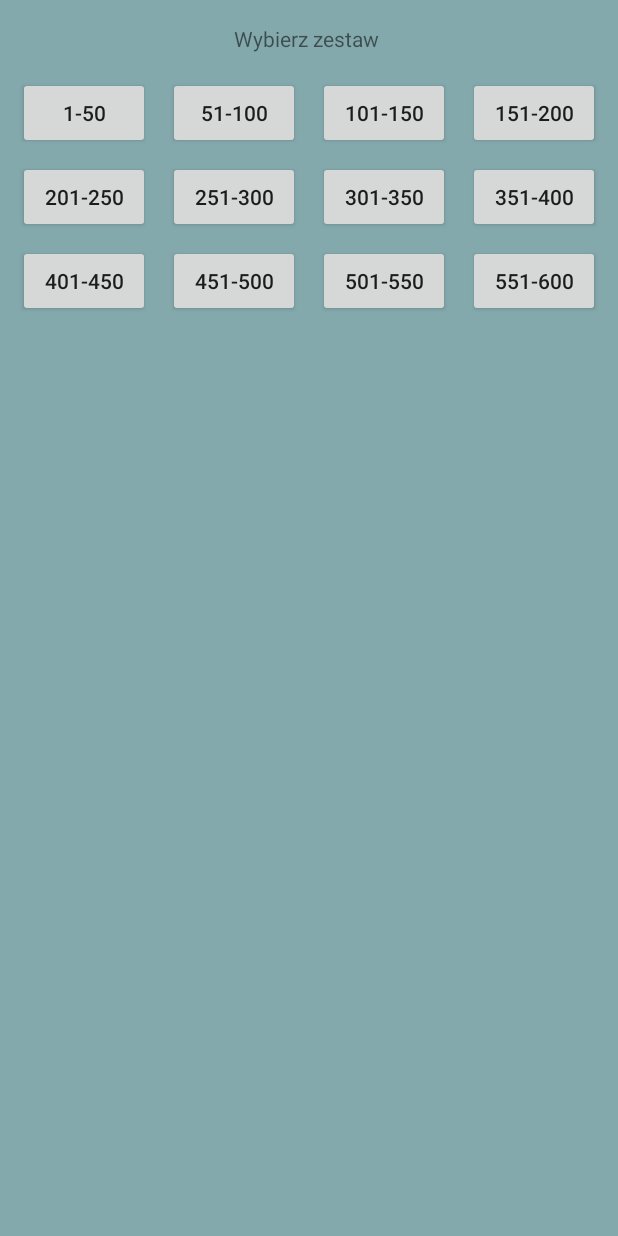
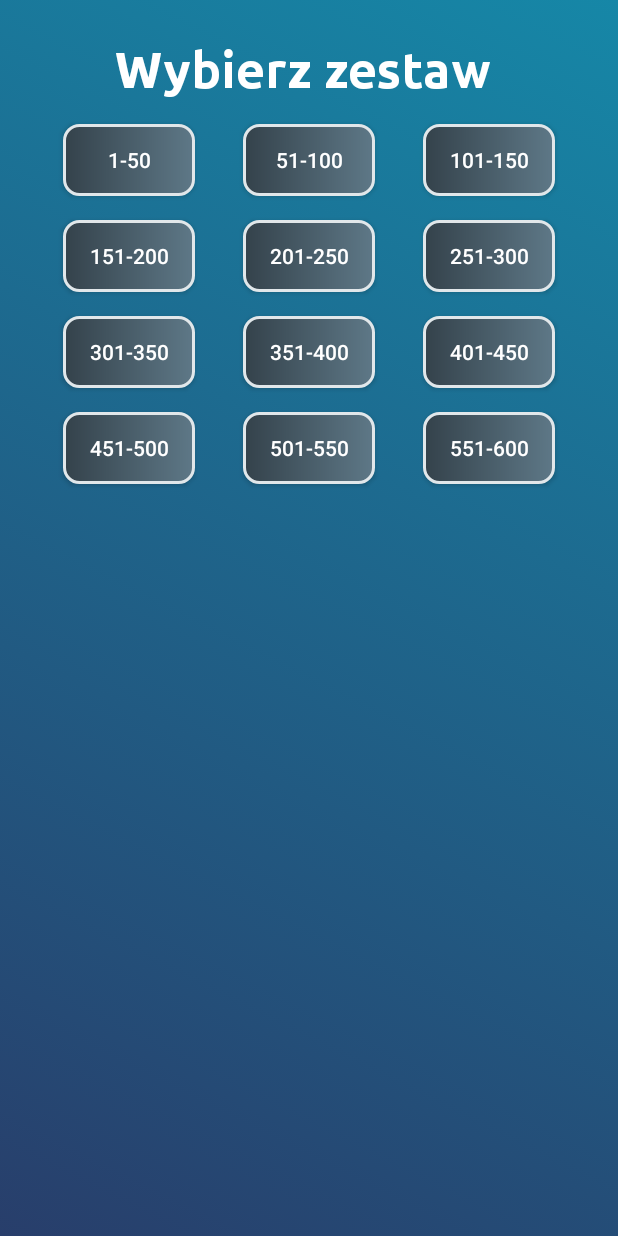
Before and after one commit to ReFZZZ/Fiszki-polsko-norweskie-app, an Android app: the menu screen opened directly, with no data from a screen before it, on a phone screen of 412 x 824 dp. Run offline under Robolectric (Android 15) with nearby library versions, the light colour scheme and no system bars.

Commit message:
Version with new view menu screen 05.04.2021 22:00

```diff
--- a/app/src/main/java/com/example/aplikacjafiszki/menu.java
+++ b/app/src/main/java/com/example/aplikacjafiszki/menu.java
@@ -1,11 +1,14 @@
 package com.example.aplikacjafiszki;
 
 import androidx.appcompat.app.AppCompatActivity;
+import androidx.constraintlayout.widget.ConstraintLayout;
 
 import android.content.Intent;
+import android.graphics.drawable.AnimationDrawable;
 import android.os.Bundle;
 import android.view.View;
 import android.widget.Button;
+import android.widget.LinearLayout;
 
 public class menu extends AppCompatActivity {
 private Button b_1_50;
@@ -21,6 +24,12 @@ private Button b_401_450;
     protected void onCreate(Bundle savedInstanceState) {
         super.onCreate(savedInstanceState);
         setContentView(R.layout.activity_menu);
+
+        ConstraintLayout constraintLayout = findViewById(R.id.main_layout);
+        AnimationDrawable animationDrawable = (AnimationDrawable) constraintLayout.getBackground();
+        animationDrawable.setEnterFadeDuration(1000);
+        animationDrawable.setExitFadeDuration(3000);
+        animationDrawable.start();
 
         b_1_50 = (Button) findViewById(R.id.b_1_50);
         b_1_50.setOnClickListener(new View.OnClickListener() {
--- a/app/src/main/res/drawable/custom_button_main_activity.xml
+++ b/app/src/main/res/drawable/custom_button_main_activity.xml
@@ -1,7 +1,10 @@
 <?xml version="1.0" encoding="utf-8"?>
 <shape xmlns:android="http://schemas.android.com/apk/res/android"  android:shape="rectangle" >
     <stroke android:color="#64dfdf"  android:width="2dp" />
-    <gradient android:startColor="#64dfdf"  android:endColor="#28527a" android:type="linear" android:angle="360"/>
+    <gradient android:startColor="#64dfdf"
+        android:endColor="#28527a"
+        android:type="linear"
+        android:angle="360"/>
     <corners android:radius="50dp"/>
 
 </shape>
--- /dev/null
+++ b/app/src/main/res/drawable/custom_button_menu_activity.xml
@@ -0,0 +1,11 @@
+<?xml version="1.0" encoding="utf-8"?>
+<shape xmlns:android="http://schemas.android.com/apk/res/android">
+    <stroke android:color="#e1e7ea"  android:width="2dp" />
+    <gradient android:startColor="#34424b"
+        android:endColor="#5e7887"
+        android:type="linear"
+        android:angle="360"
+        />
+    <corners android:radius="10dp"/>
+
+</shape>
--- a/app/src/main/res/layout/activity_menu.xml
+++ b/app/src/main/res/layout/activity_menu.xml
@@ -1,18 +1,36 @@
 <?xml version="1.0" encoding="utf-8"?>
-<androidx.constraintlayout.widget.ConstraintLayout xmlns:android="http://schemas.android.com/apk/res/android"
+<androidx.constraintlayout.widget.ConstraintLayout
+    xmlns:android="http://schemas.android.com/apk/res/android"
     xmlns:app="http://schemas.android.com/apk/res-auto"
     xmlns:tools="http://schemas.android.com/tools"
     android:layout_width="match_parent"
     android:layout_height="match_parent"
-    android:background="@color/standard"
+    android:background="@drawable/gradient_list"
+    android:id="@+id/main_layout"
+    android:padding="10dp"
     tools:context=".menu">
+
+    <TextView
+        android:id="@+id/textView2"
+        android:layout_width="wrap_content"
+        android:layout_height="wrap_content"
+        android:layout_marginTop="16dp"
+        android:fontFamily="@font/ubuntu_bold"
+        android:text="Wybierz zestaw "
+        android:textColor="#FFFFFF"
+        android:textSize="15pt"
+        app:layout_constraintEnd_toEndOf="parent"
+        app:layout_constraintStart_toStartOf="parent"
+        app:layout_constraintTop_toTopOf="parent" />
 
     <Button
         android:id="@+id/b_1_50"
         android:layout_width="wrap_content"
         android:layout_height="wrap_content"
+        android:background="@drawable/custom_button_menu_activity"
+        android:textColor="#FFFFFF"
+        android:text="1-50"
         android:layout_marginTop="16dp"
-        android:text="1-50"
         app:layout_constraintEnd_toStartOf="@+id/b_51_100"
         app:layout_constraintStart_toStartOf="parent"
         app:layout_constraintTop_toBottomOf="@+id/textView2" />
@@ -21,29 +39,24 @@
         android:id="@+id/b_51_100"
         android:layout_width="wrap_content"
         android:layout_height="wrap_content"
+        android:background="@drawable/custom_button_menu_activity"
+        android:textColor="#FFFFFF"
+        android:text="51-100"
         android:layout_marginTop="16dp"
-        android:text="51-100"
         app:layout_constraintEnd_toStartOf="@+id/b_101_150"
         app:layout_constraintStart_toEndOf="@id/b_1_50"
         app:layout_constraintTop_toBottomOf="@+id/textView2" />
 
-    <TextView
-        android:id="@+id/textView2"
-        android:layout_width="wrap_content"
-        android:layout_height="wrap_content"
-        android:layout_marginTop="16dp"
-        android:text="Wybierz zestaw "
-        app:layout_constraintEnd_toEndOf="parent"
-        app:layout_constraintStart_toStartOf="parent"
-        app:layout_constraintTop_toTopOf="parent" />
 
     <Button
         android:id="@+id/b_101_150"
         android:layout_width="wrap_content"
         android:layout_height="wrap_content"
+        android:background="@drawable/custom_button_menu_activity"
+        android:textColor="#FFFFFF"
+        android:text="101-150"
         android:layout_marginTop="16dp"
-        android:text="101-150"
-        app:layout_constraintEnd_toStartOf="@+id/b_151_200"
+        app:layout_constraintEnd_toEndOf="parent"
         app:layout_constraintStart_toEndOf="@id/b_51_100"
         app:layout_constraintTop_toBottomOf="@+id/textView2" />
 
@@ -51,92 +64,109 @@
         android:id="@+id/b_151_200"
         android:layout_width="wrap_content"
         android:layout_height="wrap_content"
+        android:background="@drawable/custom_button_menu_activity"
+        android:textColor="#FFFFFF"
+        android:text="151-200"
         android:layout_marginTop="16dp"
-        android:text="151-200"
-        app:layout_constraintEnd_toEndOf="parent"
-        app:layout_constraintStart_toEndOf="@id/b_101_150"
-        app:layout_constraintTop_toBottomOf="@+id/textView2" />
-
+        app:layout_constraintStart_toStartOf="parent"
+        app:layout_constraintEnd_toStartOf="@id/b_201_250"
+        app:layout_constraintTop_toBottomOf="@+id/b_1_50" />
 
     <Button
         android:id="@+id/b_201_250"
         android:layout_width="wrap_content"
         android:layout_height="wrap_content"
-        android:layout_marginTop="8dp"
+        android:background="@drawable/custom_button_menu_activity"
+        android:textColor="#FFFFFF"
         android:text="201-250"
-        app:layout_constraintEnd_toStartOf="@+id/b_251_300"
-        app:layout_constraintStart_toStartOf="parent"
-        app:layout_constraintTop_toBottomOf="@+id/b_1_50" />
+        android:layout_marginTop="16dp"
+        app:layout_constraintEnd_toStartOf="@id/b_251_300"
+        app:layout_constraintStart_toEndOf="@+id/b_151_200"
+        app:layout_constraintTop_toBottomOf="@+id/b_51_100" />
 
     <Button
         android:id="@+id/b_251_300"
         android:layout_width="wrap_content"
         android:layout_height="wrap_content"
-        android:layout_marginTop="8dp"
+        android:background="@drawable/custom_button_menu_activity"
+        android:textColor="#FFFFFF"
         android:text="251-300"
-        app:layout_constraintEnd_toStartOf="@+id/b_101_150"
+        android:layout_marginTop="16dp"
+        app:layout_constraintEnd_toEndOf="parent"
         app:layout_constraintStart_toEndOf="@+id/b_201_250"
-        app:layout_constraintTop_toBottomOf="@+id/b_51_100" />
+        app:layout_constraintTop_toBottomOf="@+id/b_101_150" />
 
     <Button
         android:id="@+id/b_301_350"
         android:layout_width="wrap_content"
         android:layout_height="wrap_content"
-        android:layout_marginTop="8dp"
+        android:background="@drawable/custom_button_menu_activity"
+        android:textColor="#FFFFFF"
         android:text="301-350"
-        app:layout_constraintEnd_toStartOf="@+id/b_351_400"
-
-        app:layout_constraintStart_toEndOf="@+id/b_251_300"
-        app:layout_constraintTop_toBottomOf="@+id/b_101_150" />
+        android:layout_marginTop="16dp"
+        app:layout_constraintStart_toStartOf="parent"
+        app:layout_constraintEnd_toStartOf="@id/b_351_400"
+        app:layout_constraintTop_toBottomOf="@+id/b_151_200" />
 
     <Button
         android:id="@+id/b_351_400"
         android:layout_width="wrap_content"
         android:layout_height="wrap_content"
-        android:layout_marginTop="8dp"
+        android:background="@drawable/custom_button_menu_activity"
+        android:textColor="#FFFFFF"
         android:text="351-400"
-        app:layout_constraintEnd_toEndOf="parent"
+        android:layout_marginTop="16dp"
         app:layout_constraintStart_toEndOf="@+id/b_301_350"
-        app:layout_constraintTop_toBottomOf="@+id/b_151_200" />
+        app:layout_constraintEnd_toStartOf="@id/b_401_450"
+        app:layout_constraintTop_toBottomOf="@+id/b_201_250" />
 
     <Button
         android:id="@+id/b_401_450"
         android:layout_width="wrap_content"
         android:layout_height="wrap_content"
-        android:layout_marginTop="8dp"
+        android:background="@drawable/custom_button_menu_activity"
+        android:textColor="#FFFFFF"
         android:text="401-450"
-        app:layout_constraintEnd_toStartOf="@+id/b_451_500"
-        app:layout_constraintStart_toStartOf="parent"
-        app:layout_constraintTop_toBottomOf="@+id/b_201_250" />
+        android:layout_marginTop="16dp"
+        app:layout_constraintEnd_toEndOf="parent"
+        app:layout_constraintStart_toEndOf="@+id/b_351_400"
+        app:layout_constraintTop_toBottomOf="@+id/b_251_300" />
 
     <Button
         android:id="@+id/b_451_500"
         android:layout_width="wrap_content"
         android:layout_height="wrap_content"
-        android:layout_marginTop="8dp"
+        android:background="@drawable/custom_button_menu_activity"
+        android:textColor="#FFFFFF"
         android:text="451-500"
+        android:layout_marginTop="16dp"
+        app:layout_constraintStart_toStartOf="parent"
         app:layout_constraintEnd_toStartOf="@id/b_501_550"
-        app:layout_constraintStart_toEndOf="@id/b_401_450"
-        app:layout_constraintTop_toBottomOf="@+id/b_251_300" />
+        app:layout_constraintTop_toBottomOf="@+id/b_301_350" />
 
     <Button
         android:id="@+id/b_501_550"
         android:layout_width="wrap_content"
         android:layout_height="wrap_content"
-        android:layout_marginTop="8dp"
+        android:background="@drawable/custom_button_menu_activity"
+        android:textColor="#FFFFFF"
         android:text="501-550"
+        android:layout_marginTop="16dp"
+        app:layout_constraintStart_toEndOf="@+id/b_451_500"
         app:layout_constraintEnd_toStartOf="@id/b_551_600"
-        app:layout_constraintStart_toEndOf="@id/b_451_500"
-        app:layout_constraintTop_toBottomOf="@+id/b_301_350" />
+        app:layout_constraintTop_toBottomOf="@+id/b_351_400" />
 
     <Button
         android:id="@+id/b_551_600"
         android:layout_width="wrap_content"
         android:layout_height="wrap_content"
-        android:layout_marginTop="8dp"
+        android:background="@drawable/custom_button_menu_activity"
+        android:textColor="#FFFFFF"
         android:text="551-600"
+        android:layout_marginTop="16dp"
         app:layout_constraintEnd_toEndOf="parent"
         app:layout_constraintStart_toEndOf="@+id/b_501_550"
-        app:layout_constraintTop_toBottomOf="@+id/b_351_400" />
+        app:layout_constraintTop_toBottomOf="@+id/b_401_450" />
+
 
 </androidx.constraintlayout.widget.ConstraintLayout>
--- a/app/src/main/res/values/strings.xml
+++ b/app/src/main/res/values/strings.xml
@@ -1,5 +1,5 @@
 <resources>
-    <string name="app_name">Fiszki</string>
+    <string name="app_name">Fiszki </string>
     <color name="red">#cd0a0a</color>
     <color name="green">#158467</color>
     <color name="blue">#0f4c75</color>
```
